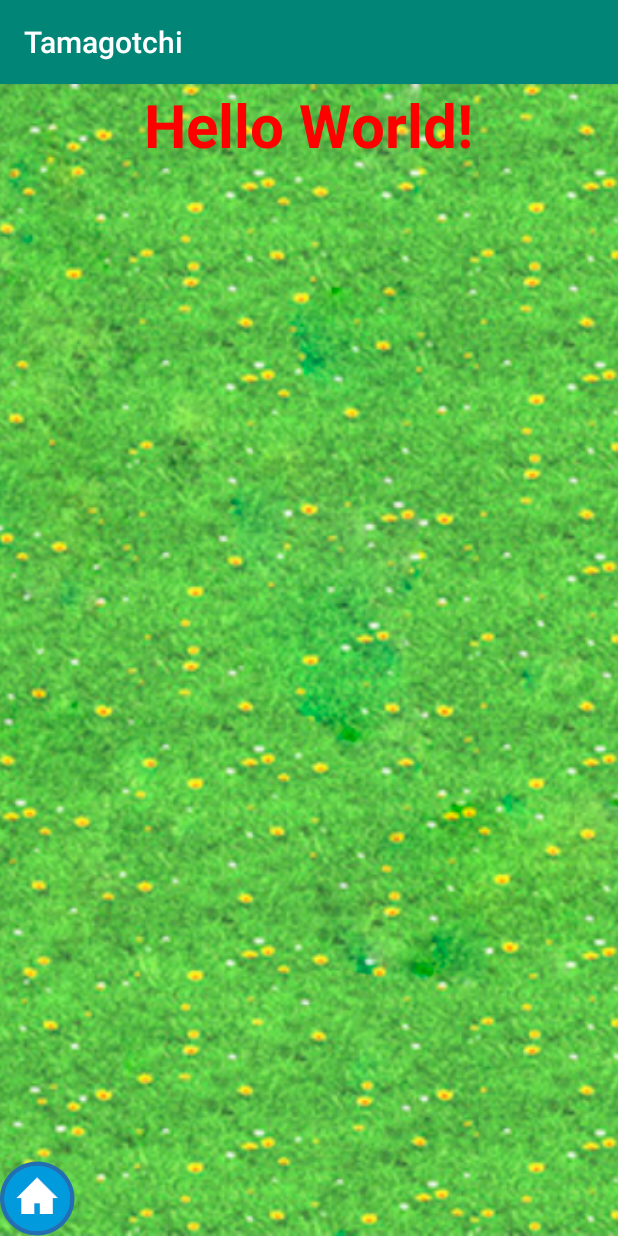
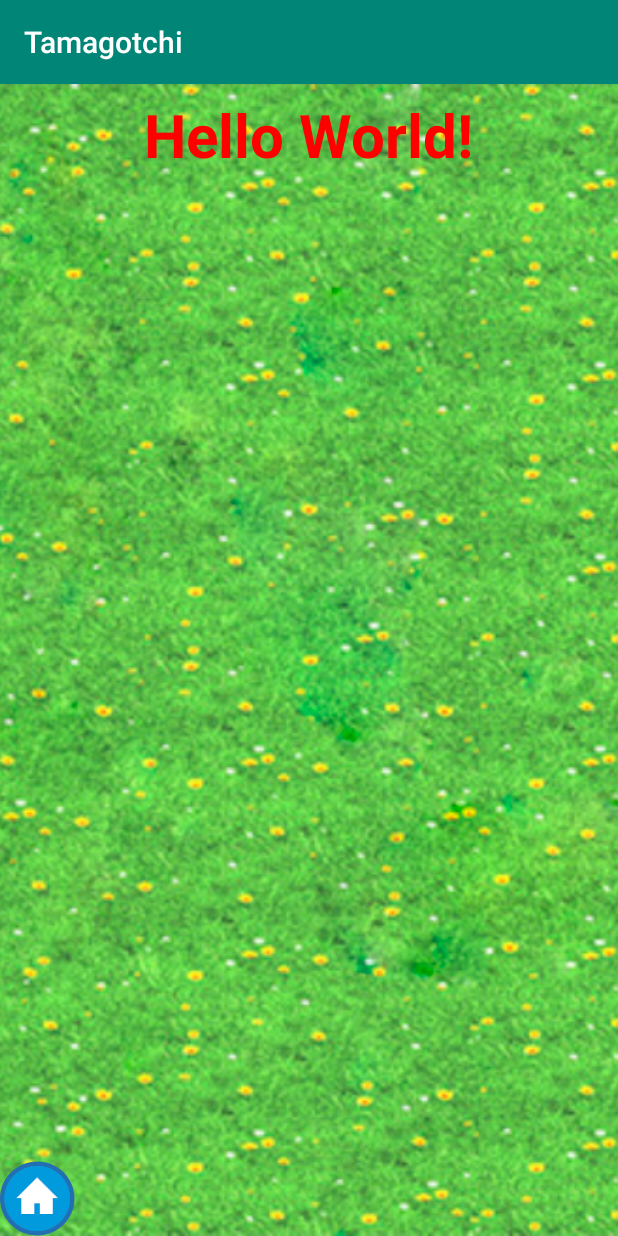
Before and after one commit to qf05/Tamagotchi, an Android app: the OtherActivity screen opened directly, with no data from a screen before it, on a phone screen of 412 x 824 dp. Run offline under Robolectric (Android 15) with nearby library versions, the phone set to English and light mode, and no system bars.

Commit message:
1_3_translate_animation

```diff
--- a/app/src/main/java/ru/levspb666/tamagotchi/OtherActivity.java
+++ b/app/src/main/java/ru/levspb666/tamagotchi/OtherActivity.java
@@ -1,15 +1,28 @@
 package ru.levspb666.tamagotchi;
 
 import android.content.Intent;
+import android.graphics.Point;
 import android.os.Bundle;
 import android.support.v7.app.AppCompatActivity;
+import android.view.Display;
 import android.view.View;
 import android.view.animation.Animation;
+import android.view.animation.AnimationSet;
 import android.view.animation.AnimationUtils;
+import android.view.animation.TranslateAnimation;
 import android.widget.Button;
 import android.widget.TextView;
 
+import ru.levspb666.tamagotchi.utils.ViewHelper;
+
 public class OtherActivity extends AppCompatActivity {
+
+    private int countAnimationRepeat = 1;
+    private Animation translateAnimation;
+    private TextView textView;
+    private int height;
+    private int width;
+    private int yDelta;
 
     @Override
     protected void onCreate(Bundle savedInstanceState) {
@@ -17,10 +30,69 @@ public class OtherActivity extends AppCompatActivity {
         setContentView(R.layout.other_activity);
         Button home = findViewById(R.id.toHome);
         home.setOnClickListener(onClickListener);
-        TextView textView = findViewById(R.id.hello);
+        textView = findViewById(R.id.hello);
         final Animation helloAnimation = AnimationUtils.loadAnimation(this, R.anim.hello);
-        textView.startAnimation(helloAnimation);
+        final AnimationSet animationSet = new AnimationSet(true);
+
+        // http://poetofcode.ru/programming/2017/06/12/kak-opredelit-nachalnyue-razmeryu-view-v-android.html
+        ViewHelper.executeAfterViewHasDrawn(textView, new Runnable() {
+            @Override
+            public void run() {
+                // Получаем размеры
+                Display display = getWindowManager().getDefaultDisplay();
+                Point size = new Point();
+                display.getSize(size);
+                height = size.y - textView.getHeight() - 300;
+                // -(int)textView.getX() требуется, потому что у textView указано свойство  android:layout_centerHorizontal="true"
+                width = size.x / 2 - textView.getWidth() / 2 - (int) textView.getX();
+
+                //создаем анимацию
+                translateAnimation = new TranslateAnimation(width, width, 10, height);
+                translateAnimation.setDuration(2000);
+                translateAnimation.setStartOffset(2000);
+                translateAnimation.setAnimationListener(animationListener);
+                animationSet.addAnimation(translateAnimation);
+                animationSet.addAnimation(helloAnimation);
+                textView.startAnimation(animationSet);
+            }
+        });
     }
+
+    private void startAnimation() {
+        translateAnimation.setDuration(2000 / countAnimationRepeat);
+        translateAnimation.setAnimationListener(animationListener);
+        textView.startAnimation(translateAnimation);
+    }
+
+    Animation.AnimationListener animationListener = new Animation.AnimationListener() {
+        @Override
+        public void onAnimationStart(Animation animation) {
+
+        }
+
+        @Override
+        public void onAnimationEnd(Animation animation) {
+            countAnimationRepeat++;
+            if (countAnimationRepeat < 10) {
+                if (countAnimationRepeat % 2 == 0) {
+                    yDelta = height - (height / countAnimationRepeat);
+                    translateAnimation = new TranslateAnimation(width, width, height, yDelta);
+                    startAnimation();
+                } else {
+                    translateAnimation = new TranslateAnimation(width, width, yDelta, height);
+                    startAnimation();
+                }
+            } else {
+                textView.setX(width + (int) textView.getX());
+                textView.setY(height);
+            }
+        }
+
+        @Override
+        public void onAnimationRepeat(Animation animation) {
+
+        }
+    };
 
     View.OnClickListener onClickListener = new View.OnClickListener() {
         @Override
--- /dev/null
+++ b/app/src/main/java/ru/levspb666/tamagotchi/utils/ViewHelper.java
@@ -0,0 +1,19 @@
+package ru.levspb666.tamagotchi.utils;
+
+import android.view.View;
+import android.view.ViewTreeObserver;
+
+public class ViewHelper {
+    public static void executeAfterViewHasDrawn(final View v, final Runnable cb) {
+        ViewTreeObserver vto = v.getViewTreeObserver();
+        vto.addOnGlobalLayoutListener(new ViewTreeObserver.OnGlobalLayoutListener() {
+
+            @Override
+            public void onGlobalLayout() {
+                cb.run();
+                ViewTreeObserver obs = v.getViewTreeObserver();
+                obs.removeOnGlobalLayoutListener(this);
+            }
+        });
+    }
+}
```
